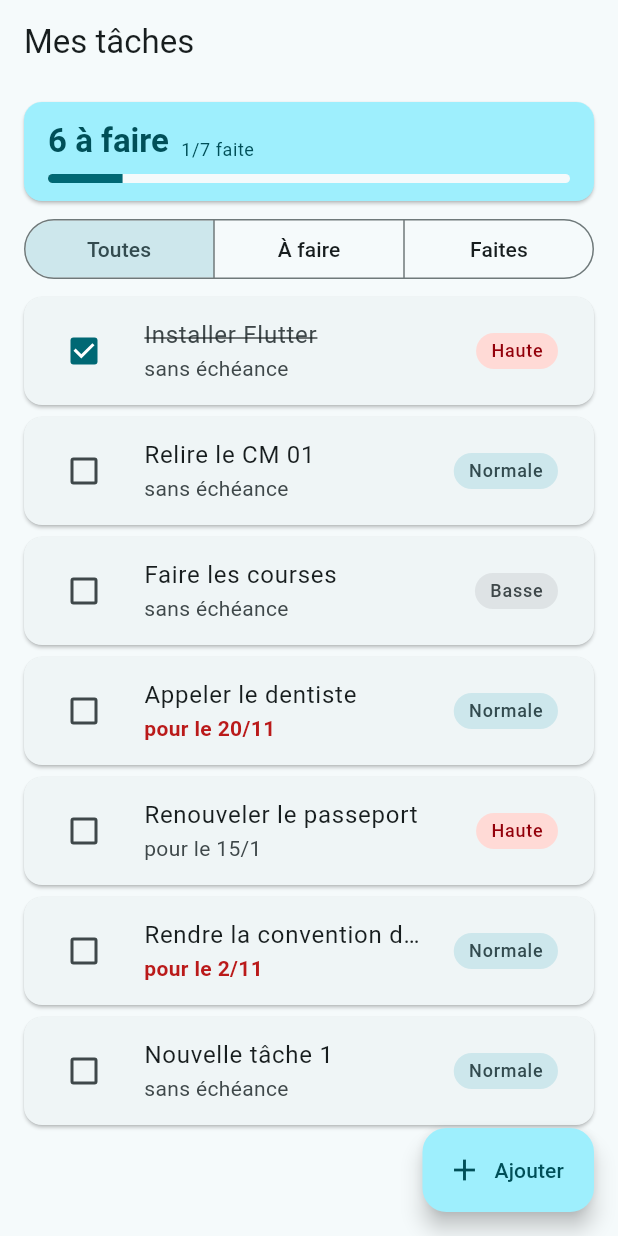
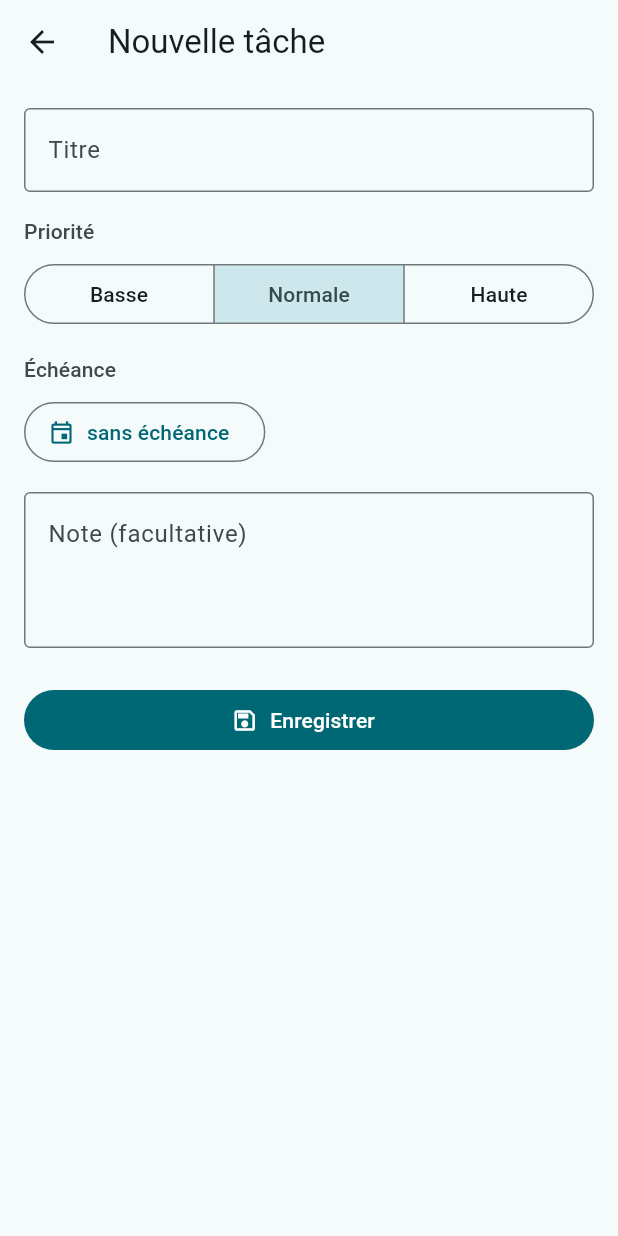
Before and after one commit to payton07/mobile_Taches, a Flutter app: the screen it shows after launch, after a tap on "Ajouter", on a phone screen of 412 x 824 dp. Run offline on Flutter 3.47's test engine with Material 3 defaults, Android fonts, the phone set to English and light mode, and no system bars; our stand-ins replace material_ui.

Commit message:
Partie E1 : Le formulaire de création

```diff
--- /dev/null
+++ b/lib/ecrans/ecran_formulaire.dart
@@ -0,0 +1,183 @@
+import 'package:material_ui/material_ui.dart';
+
+import '../modele/taches.dart';
+
+/// Écran de formulaire : saisie d'une nouvelle tâche.
+///
+/// Son état ne contient que la saisie en cours ; les tâches restent dans
+/// l'écran de liste. « Enregistrer » ferme l'écran en renvoyant la nouvelle
+/// tâche (Navigator.pop) ; un simple retour ne renvoie rien (null).
+class EcranFormulaire extends StatefulWidget {
+  const EcranFormulaire({
+    super.key,
+    required this.identifiant,
+    required this.aujourdhui,
+  });
+
+  /// Identifiant de la tâche créée, choisi par la liste qui seule connaît
+  /// les identifiants déjà pris.
+  final String identifiant;
+
+  /// Date du jour, fournie par la liste : le formulaire ne lit jamais
+  /// l'horloge.
+  final DateTime aujourdhui;
+
+  @override
+  State<EcranFormulaire> createState() => _EcranFormulaireState();
+}
+
+class _EcranFormulaireState extends State<EcranFormulaire> {
+  /// Clé du Form : donne accès à validate() au moment d'enregistrer.
+  final _cleFormulaire = GlobalKey<FormState>();
+  final _titre = TextEditingController();
+  final _note = TextEditingController();
+  Priorite _priorite = Priorite.normale;
+  Echeance _echeance = const SansEcheance();
+
+  @override
+  void dispose() {
+    // Les contrôleurs écoutent les champs : on les libère avec l'écran.
+    _titre.dispose();
+    _note.dispose();
+    super.dispose();
+  }
+
+  /// Ouvre le calendrier ; une date choisie remplace l'échéance actuelle,
+  /// une annulation la laisse inchangée.
+  Future<void> _choisirDate() async {
+    final jour = DateUtils.dateOnly(widget.aujourdhui);
+    final date = await showDatePicker(
+      context: context,
+      initialDate: switch (_echeance) {
+        EcheanceDate(:final date) => date,
+        SansEcheance() || EcheanceHebdomadaire() => jour,
+      },
+      firstDate: jour,
+      lastDate: DateTime(jour.year + 5, 12, 31),
+    );
+    if (date == null || !mounted) return;
+    setState(() => _echeance = EcheanceDate(date));
+  }
+
+  /// Valide la saisie puis ferme l'écran en renvoyant la nouvelle tâche ;
+  /// si une règle n'est pas respectée, le formulaire reste ouvert.
+  void _enregistrer() {
+    if (!_cleFormulaire.currentState!.validate()) return;
+    final note = _note.text;
+    Navigator.of(context).pop(
+      Tache(
+        id: widget.identifiant,
+        titre: _titre.text,
+        priorite: _priorite,
+        echeance: _echeance,
+        note: note.isEmpty ? null : note,
+      ),
+    );
+  }
+
+  @override
+  Widget build(BuildContext context) {
+    return Scaffold(
+      appBar: AppBar(title: const Text('Nouvelle tâche')),
+      body: Center(
+        child: ConstrainedBox(
+          constraints: const BoxConstraints(maxWidth: 720),
+          child: Form(
+            key: _cleFormulaire,
+            // ListView : le formulaire défile sur un petit écran ou quand
+            // le clavier est ouvert.
+            child: ListView(
+              padding: const EdgeInsets.all(16),
+              children: [
+                TextFormField(
+                  controller: _titre,
+                  decoration: const InputDecoration(
+                    labelText: 'Titre',
+                    border: OutlineInputBorder(),
+                  ),
+                  textInputAction: TextInputAction.next,
+                  // Seule règle de E1 : le modèle refuse un titre vide.
+                  validator: (texte) => (texte == null || texte.isEmpty)
+                      ? 'Le titre est obligatoire'
+                      : null,
+                ),
+                const SizedBox(height: 16),
+                const _Libelle('Priorité'),
+                SegmentedButton<Priorite>(
+                  segments: [
+                    for (final priorite in Priorite.values)
+                      ButtonSegment(
+                        value: priorite,
+                        label: Text(priorite.libelle),
+                      ),
+                  ],
+                  selected: {_priorite},
+                  showSelectedIcon: false,
+                  onSelectionChanged: (choix) =>
+                      setState(() => _priorite = choix.first),
+                ),
+                const SizedBox(height: 16),
+                const _Libelle('Échéance'),
+                Wrap(
+                  spacing: 8,
+                  crossAxisAlignment: WrapCrossAlignment.center,
+                  children: [
+                    OutlinedButton.icon(
+                      onPressed: _choisirDate,
+                      icon: const Icon(Icons.event_outlined),
+                      // Libellé du modèle : « sans échéance », « pour le 3/12 ».
+                      label: Text(libelleEcheance(_echeance)),
+                    ),
+                    if (_echeance is EcheanceDate)
+                      TextButton(
+                        onPressed: () =>
+                            setState(() => _echeance = const SansEcheance()),
+                        child: const Text('Retirer la date'),
+                      ),
+                  ],
+                ),
+                const SizedBox(height: 16),
+                TextFormField(
+                  controller: _note,
+                  decoration: const InputDecoration(
+                    labelText: 'Note (facultative)',
+                    border: OutlineInputBorder(),
+                    alignLabelWithHint: true,
+                  ),
+                  keyboardType: TextInputType.multiline,
+                  minLines: 3,
+                  maxLines: 6,
+                ),
+                const SizedBox(height: 24),
+                FilledButton.icon(
+                  onPressed: _enregistrer,
+                  icon: const Icon(Icons.save_outlined),
+                  label: const Text('Enregistrer'),
+                ),
+              ],
+            ),
+          ),
+        ),
+      ),
+    );
+  }
+}
+
+/// Petit titre discret placé au-dessus d'un champ sans libellé propre.
+class _Libelle extends StatelessWidget {
+  const _Libelle(this.texte);
+
+  final String texte;
+
+  @override
+  Widget build(BuildContext context) {
+    return Padding(
+      padding: const EdgeInsets.only(bottom: 8),
+      child: Text(
+        texte,
+        style: Theme.of(context).textTheme.labelLarge
+            ?.copyWith(color: Theme.of(context).colorScheme.onSurfaceVariant),
+      ),
+    );
+  }
+}
--- a/lib/ecrans/ecran_liste.dart
+++ b/lib/ecrans/ecran_liste.dart
@@ -4,6 +4,7 @@ import '../composants/composants.dart';
 import '../donnees/exemples.dart';
 import '../modele/taches.dart';
 import 'ecran_detail.dart';
+import 'ecran_formulaire.dart';
 
 /// Écran de liste : affiche les tâches, permet d'en ajouter, de les cocher
 /// et de filtrer l'affichage.
@@ -28,18 +29,33 @@ class _EcranListeState extends State<EcranListe> {
   /// Filtre d'affichage choisi.
   Filtre _filtre = Filtre.toutes;
 
-  /// Numéro de la prochaine tâche ajoutée, pour un identifiant unique.
+  /// Numéro du prochain identifiant « ajout-n » à essayer.
   int _numeroAjout = 1;
 
-  void _ajouter() {
-    setState(() {
-      final nouvelle = Tache(
-        id: 'ajout-$_numeroAjout',
-        titre: 'Nouvelle tâche $_numeroAjout',
-      );
-      _numeroAjout++;
-      _taches = [..._taches, nouvelle];
-    });
+  /// Identifiant libre pour une nouvelle tâche : « ajout-n », n ne faisant
+  /// qu'augmenter, et toute valeur déjà portée par une tâche est sautée.
+  String _nouvelIdentifiant() {
+    final existants = {for (final tache in _taches) tache.id};
+    String identifiant;
+    do {
+      identifiant = 'ajout-${_numeroAjout++}';
+    } while (existants.contains(identifiant));
+    return identifiant;
+  }
+
+  /// Ouvre le formulaire et ajoute la tâche qu'il renvoie, s'il en renvoie
+  /// une. Un simple retour renvoie null : rien n'est ajouté.
+  Future<void> _ajouter() async {
+    final nouvelle = await Navigator.of(context).push<Tache>(
+      MaterialPageRoute(
+        builder: (_) => EcranFormulaire(
+          identifiant: _nouvelIdentifiant(),
+          aujourdhui: widget.maintenant(),
+        ),
+      ),
+    );
+    if (nouvelle == null || !mounted) return;
+    setState(() => _taches = [..._taches, nouvelle]);
   }
 
   void _changerFiltre(Filtre filtre) {
--- a/lib/ecrans/ecrans.dart
+++ b/lib/ecrans/ecrans.dart
@@ -2,3 +2,4 @@ library;
 
 export 'ecran_liste.dart';
 export 'ecran_detail.dart';
+export 'ecran_formulaire.dart';
```
Also changed, not shown: 2 other files.
